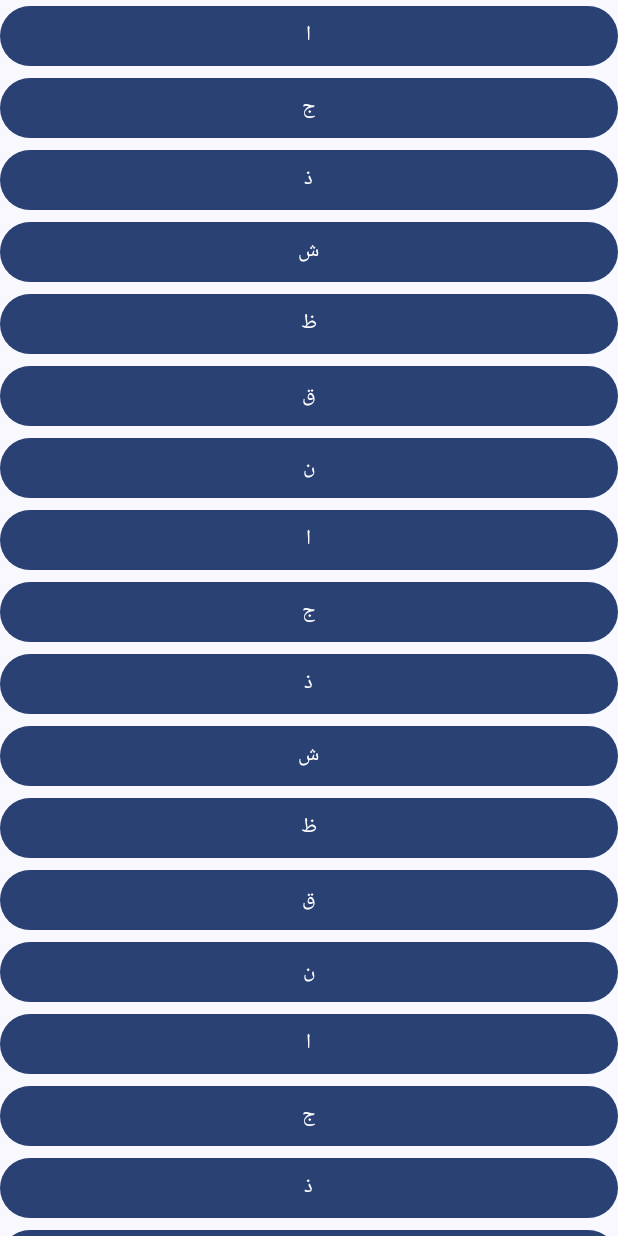
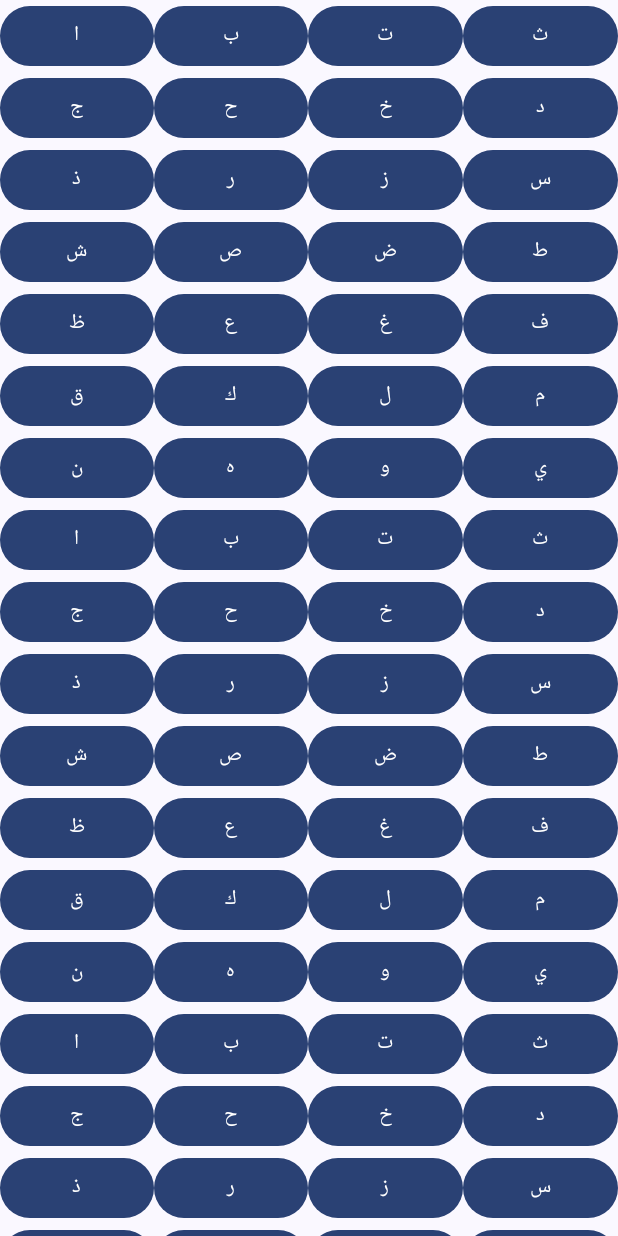
Before and after one commit to kholmatov/alfathon, an Android app built with Jetpack Compose: the screen it shows after launch (MainActivity), on a phone screen of 412 x 824 dp. Run offline under Robolectric (Android 15) with nearby library versions, the phone set to English and light mode, and no system bars.

Commit message:
add to repo

```diff
--- a/app/src/main/java/com/kholmatov/alfathon/MainActivity.kt
+++ b/app/src/main/java/com/kholmatov/alfathon/MainActivity.kt
@@ -13,7 +13,6 @@ import androidx.compose.runtime.Composable
 import androidx.compose.ui.Modifier
 import androidx.compose.ui.tooling.preview.Preview
 import com.kholmatov.alfathon.ui.theme.AlfathonTheme
-import androidx.compose.ui.unit.dp
 
 class MainActivity : ComponentActivity() {
     override fun onCreate(savedInstanceState: Bundle?) {
@@ -37,16 +36,14 @@ fun LetterButtons() {
     LazyColumn {
         items(28) { index ->
             Row(
-                modifier = Modifier.fillMaxWidth()
-                    .padding(horizontal = 0.dp), // Убрать отступы между рядами кнопок
+                modifier = Modifier.fillMaxWidth(),
                 horizontalArrangement = Arrangement.SpaceEvenly
             ) {
                 repeat(4) { innerIndex ->
                     val letter = getLetter(index * 4 + innerIndex) // Get corresponding letter
                     Button(
                         onClick = { /* Handle button click here */ },
-                        modifier = Modifier.fillMaxWidth(1f) // Заменить на fillMaxWidth
-//                        modifier = Modifier.weight(1f) // Ensure equal width for each button
+                        modifier = Modifier.weight(1f) // Ensure equal width for each button
                     ) {
                         Text(letter)
                     }
```
